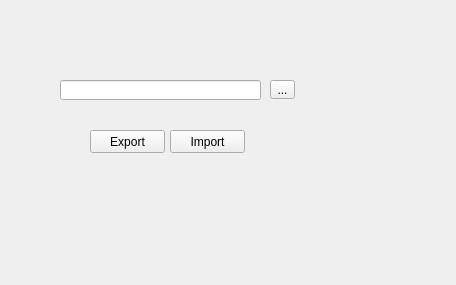
HenrikLinnes/tools, file fancy_tools/tools/export_import_nodes/export_import_nodes.ui: the form before one commit.
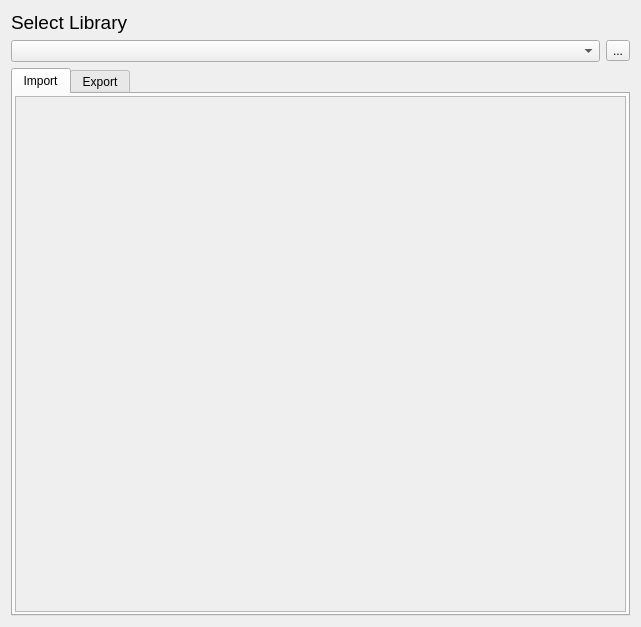
The form after the commit.

What changed in the file:
```diff
--- a/fancy_tools/tools/export_import_nodes/export_import_nodes.ui
+++ b/fancy_tools/tools/export_import_nodes/export_import_nodes.ui
@@ -6,62 +6,117 @@
    <rect>
     <x>0</x>
     <y>0</y>
-    <width>456</width>
-    <height>285</height>
+    <width>641</width>
+    <height>627</height>
    </rect>
   </property>
   <property name="windowTitle">
    <string>Form</string>
   </property>
-  <widget class="QPushButton" name="pushButton_export">
-   <property name="geometry">
-    <rect>
-     <x>90</x>
-     <y>130</y>
-     <width>75</width>
-     <height>23</height>
-    </rect>
-   </property>
-   <property name="text">
-    <string>Export</string>
-   </property>
-  </widget>
-  <widget class="QPushButton" name="pushButton_import">
-   <property name="geometry">
-    <rect>
-     <x>170</x>
-     <y>130</y>
-     <width>75</width>
-     <height>23</height>
-    </rect>
-   </property>
-   <property name="text">
-    <string>Import</string>
-   </property>
-  </widget>
-  <widget class="QToolButton" name="toolButton_filepath">
-   <property name="geometry">
-    <rect>
-     <x>270</x>
-     <y>80</y>
-     <width>25</width>
-     <height>19</height>
-    </rect>
-   </property>
-   <property name="text">
-    <string>...</string>
-   </property>
-  </widget>
-  <widget class="QLineEdit" name="lineEdit_filepath">
-   <property name="geometry">
-    <rect>
-     <x>60</x>
-     <y>80</y>
-     <width>201</width>
-     <height>20</height>
-    </rect>
-   </property>
-  </widget>
+  <layout class="QGridLayout" name="gridLayout">
+   <item row="0" column="0">
+    <widget class="QLabel" name="label">
+     <property name="font">
+      <font>
+       <pointsize>14</pointsize>
+      </font>
+     </property>
+     <property name="text">
+      <string>Select Library</string>
+     </property>
+    </widget>
+   </item>
+   <item row="2" column="0" colspan="2">
+    <widget class="QTabWidget" name="tabWidget">
+     <property name="currentIndex">
+      <number>0</number>
+     </property>
+     <widget class="QWidget" name="tab_import">
+      <attribute name="title">
+       <string>Import</string>
+      </attribute>
+      <layout class="QHBoxLayout" name="horizontalLayout">
+       <property name="spacing">
+        <number>6</number>
+       </property>
+       <property name="leftMargin">
+        <number>2</number>
+       </property>
+       <property name="topMargin">
+        <number>2</number>
+       </property>
+       <property name="rightMargin">
+        <number>2</number>
+       </property>
+       <property name="bottomMargin">
+        <number>2</number>
+       </property>
+       <item>
+        <widget class="QScrollArea" name="asset_area">
+         <property name="widgetResizable">
+          <bool>true</bool>
+         </property>
+         <widget class="QWidget" name="scrollAreaWidgetContents">
+          <property name="geometry">
+           <rect>
+            <x>0</x>
+            <y>0</y>
+            <width>611</width>
+            <height>522</height>
+           </rect>
+          </property>
+         </widget>
+        </widget>
+       </item>
+      </layout>
+     </widget>
+     <widget class="QWidget" name="tab_export">
+      <attribute name="title">
+       <string>Export</string>
+      </attribute>
+      <widget class="QLineEdit" name="lineEdit_export_name">
+       <property name="geometry">
+        <rect>
+         <x>130</x>
+         <y>30</y>
+         <width>221</width>
+         <height>20</height>
+        </rect>
+       </property>
+       <property name="text">
+        <string>test</string>
+       </property>
+       <property name="placeholderText">
+        <string>Export Name</string>
+       </property>
+      </widget>
+      <widget class="QPushButton" name="pushButton_export">
+       <property name="geometry">
+        <rect>
+         <x>280</x>
+         <y>60</y>
+         <width>75</width>
+         <height>23</height>
+        </rect>
+       </property>
+       <property name="text">
+        <string>Export</string>
+       </property>
+      </widget>
+     </widget>
+    </widget>
+   </item>
+   <item row="1" column="0">
+    <widget class="QComboBox" name="comboBox_asset_path"/>
+   </item>
+   <item row="1" column="1">
+    <widget class="QToolButton" name="toolButton_filepath">
+     <property name="text">
+      <string>...</string>
+     </property>
+    </widget>
+   </item>
+  </layout>
  </widget>
  <resources/>
  <connections/>
```
